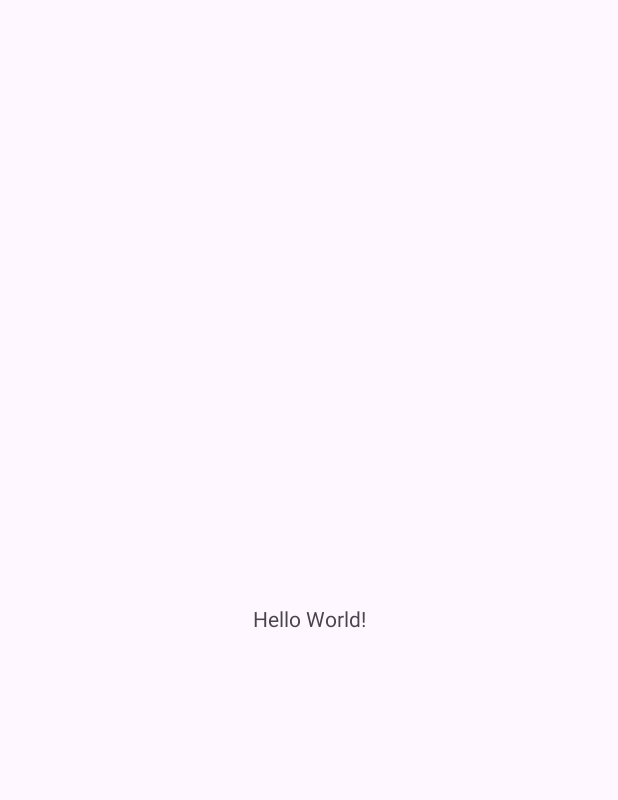
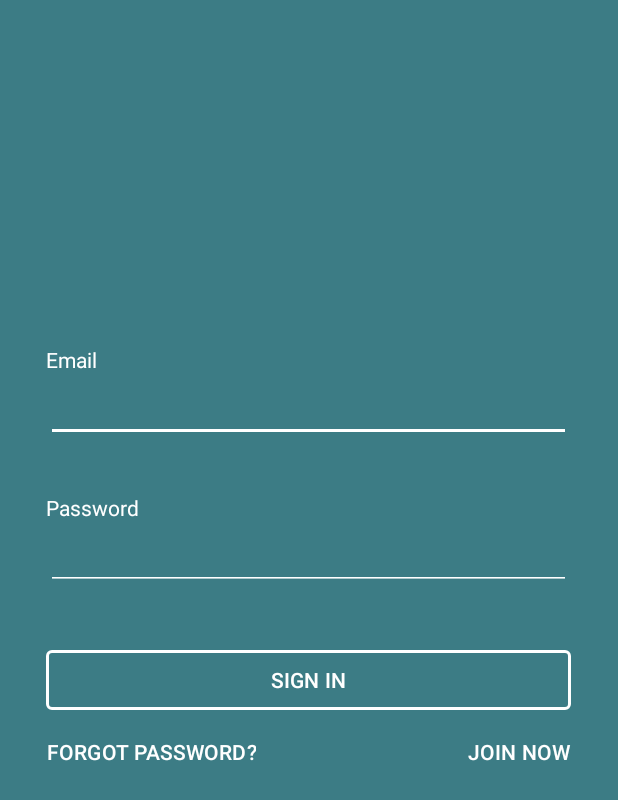
Before and after one commit to RafaFigueiroa/AppPDM, an Android app: the screen it shows after launch (MainActivity), on a phone screen of 412 x 824 dp. Before the commit the part shown is almost empty. Shown: the top 800 px of the screen. Run offline under Robolectric (Android 15) with nearby library versions, the phone set to English and light mode, and no system bars.

Commit message:
tela de login

```diff
--- a/app/src/main/java/com/example/apppdm/MainActivity.java
+++ b/app/src/main/java/com/example/apppdm/MainActivity.java
@@ -3,6 +3,10 @@ package com.example.apppdm;
 import androidx.appcompat.app.AppCompatActivity;
 
 import android.os.Bundle;
+import android.view.View;
+import android.widget.Button;
+import android.widget.TextView;
+import android.widget.Toast;
 
 public class MainActivity extends AppCompatActivity {
 
@@ -10,5 +14,44 @@ public class MainActivity extends AppCompatActivity {
     protected void onCreate(Bundle savedInstanceState) {
         super.onCreate(savedInstanceState);
         setContentView(R.layout.activity_main);
+
+        signin();
+        forgotPassword();
+        joinNow();
+    }
+
+    private void signin() {
+        TextView email = (TextView) findViewById(R.id.inputEmail);
+        TextView password = (TextView) findViewById(R.id.inputPassword);
+        Button signInButton = (Button) findViewById(R.id.signin);
+
+        signInButton.setOnClickListener(new View.OnClickListener() {
+            @Override
+            public void onClick(View v) {
+                Toast.makeText(MainActivity.this, "email: " + email.getText() + "\nsenha: " + password.getText(), Toast.LENGTH_SHORT).show();
+            }
+        });
+    }
+
+    private void forgotPassword() {
+        Button forgotPasswordButton = (Button) findViewById(R.id.forgotpassword);
+
+        forgotPasswordButton.setOnClickListener(new View.OnClickListener() {
+            @Override
+            public void onClick(View v) {
+                Toast.makeText(MainActivity.this, "esqueci a senha", Toast.LENGTH_SHORT).show();
+            }
+        });
+    }
+
+    private void joinNow() {
+        Button joinNowButton = (Button) findViewById(R.id.joinnow);
+
+        joinNowButton.setOnClickListener(new View.OnClickListener() {
+            @Override
+            public void onClick(View v) {
+                Toast.makeText(MainActivity.this, "entrar agora", Toast.LENGTH_SHORT).show();
+            }
+        });
     }
 }
--- a/app/src/main/res/layout/activity_main.xml
+++ b/app/src/main/res/layout/activity_main.xml
@@ -4,15 +4,106 @@
     xmlns:tools="http://schemas.android.com/tools"
     android:layout_width="match_parent"
     android:layout_height="match_parent"
+    android:background="#3C7C85"
     tools:context=".MainActivity">
 
     <TextView
+        android:id="@+id/labelEmail"
         android:layout_width="wrap_content"
         android:layout_height="wrap_content"
-        android:text="Hello World!"
+        android:layout_marginBottom="180dp"
+        android:labelFor="@id/inputEmail"
+        android:text="Email"
+        android:textColor="#FFFFFF"
+        app:layout_constraintBottom_toTopOf="@+id/signin"
+        app:layout_constraintEnd_toEndOf="@+id/signin"
+        app:layout_constraintHorizontal_bias="0.0"
+        app:layout_constraintStart_toStartOf="@+id/signin" />
+
+    <EditText
+        android:id="@+id/inputEmail"
+        android:layout_width="wrap_content"
+        android:layout_height="wrap_content"
+        android:width="350dp"
+        android:backgroundTint="#FFFFFF"
+        android:ems="10"
+        android:inputType="textEmailAddress"
+        app:layout_constraintEnd_toEndOf="@+id/labelEmail"
+        app:layout_constraintHorizontal_bias="0.0"
+        app:layout_constraintStart_toStartOf="@+id/labelEmail"
+        app:layout_constraintTop_toBottomOf="@+id/labelEmail" />
+
+    <TextView
+        android:id="@+id/labelPassword"
+        android:layout_width="wrap_content"
+        android:layout_height="wrap_content"
+        android:layout_marginTop="79dp"
+        android:labelFor="@id/inputPassword"
+        android:text="Password"
+        android:textColor="#FFFFFF"
+        app:layout_constraintBottom_toBottomOf="parent"
+        app:layout_constraintEnd_toEndOf="@+id/labelEmail"
+        app:layout_constraintHorizontal_bias="0.0"
+        app:layout_constraintStart_toStartOf="@+id/labelEmail"
+        app:layout_constraintTop_toBottomOf="@+id/labelEmail"
+        app:layout_constraintVertical_bias="0.0" />
+
+    <EditText
+        android:id="@+id/inputPassword"
+        android:layout_width="wrap_content"
+        android:layout_height="wrap_content"
+        android:width="350dp"
+        android:backgroundTint="#FFFFFF"
+        android:ems="10"
+        android:inputType="textPassword"
+        app:layout_constraintEnd_toEndOf="@+id/labelPassword"
+        app:layout_constraintHorizontal_bias="0.0"
+        app:layout_constraintStart_toStartOf="@+id/labelPassword"
+        app:layout_constraintTop_toBottomOf="@+id/labelPassword" />
+
+    <Button
+        android:id="@+id/signin"
+        android:layout_width="wrap_content"
+        android:layout_height="wrap_content"
+        android:width="350dp"
+        android:backgroundTint="#00FFFFFF"
+        android:text="SIGN IN"
+        android:textColor="#FFFFFF"
+        app:cornerRadius="4dp"
         app:layout_constraintBottom_toBottomOf="parent"
         app:layout_constraintEnd_toEndOf="parent"
+        app:layout_constraintHorizontal_bias="0.491"
         app:layout_constraintStart_toStartOf="parent"
-        app:layout_constraintTop_toTopOf="parent" />
+        app:layout_constraintTop_toTopOf="parent"
+        app:layout_constraintVertical_bias="0.553"
+        app:strokeColor="#FFFFFF"
+        app:strokeWidth="2dp" />
+
+    <Button
+        android:id="@+id/forgotpassword"
+        android:layout_width="wrap_content"
+        android:layout_height="wrap_content"
+        android:backgroundTint="#00FFFFFF"
+        android:paddingStart="0dp"
+        android:text="FORGOT PASSWORD?"
+        android:textAlignment="center"
+        android:textColor="#FFFFFF"
+        app:layout_constraintEnd_toEndOf="@+id/signin"
+        app:layout_constraintHorizontal_bias="0.0"
+        app:layout_constraintStart_toStartOf="@+id/signin"
+        app:layout_constraintTop_toBottomOf="@+id/signin" />
+
+    <Button
+        android:id="@+id/joinnow"
+        android:layout_width="wrap_content"
+        android:layout_height="wrap_content"
+        android:backgroundTint="#00FFFFFF"
+        android:paddingEnd="0dp"
+        android:text="JOIN NOW"
+        android:textColor="#FFFFFF"
+        app:layout_constraintEnd_toEndOf="@+id/signin"
+        app:layout_constraintHorizontal_bias="1.0"
+        app:layout_constraintStart_toStartOf="@+id/signin"
+        app:layout_constraintTop_toBottomOf="@+id/signin" />
 
 </androidx.constraintlayout.widget.ConstraintLayout>
```
